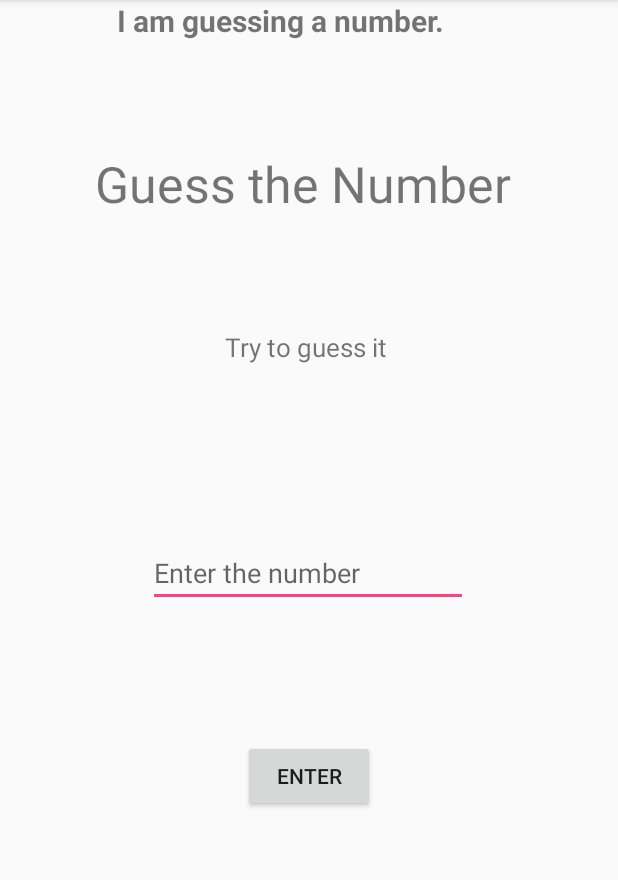
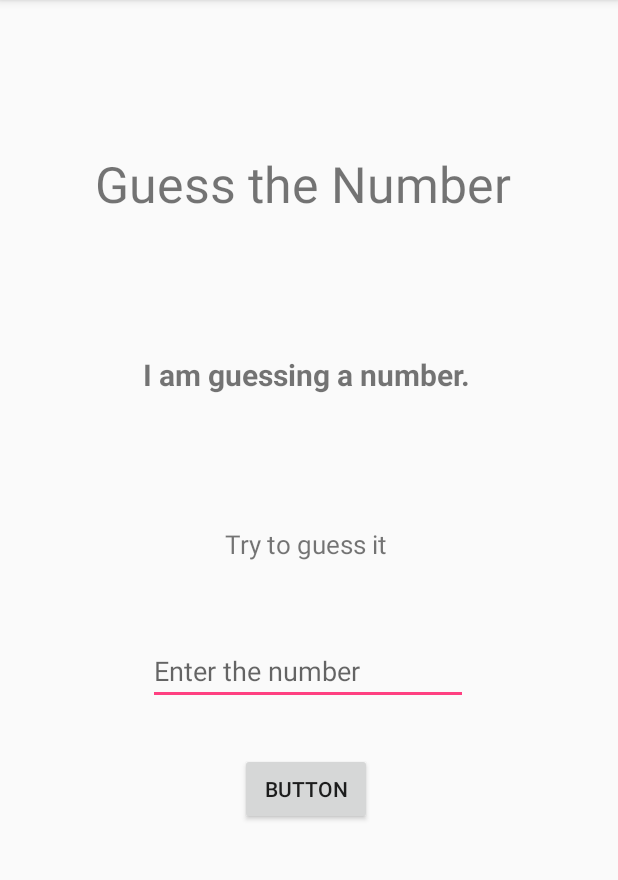
Before and after one commit to kamath7/Android-Learnings, an Android app: the screen it shows after launch (MainActivity), on a phone screen of 412 x 824 dp, the part 84-964 px from its top. Run offline under Robolectric (Android 15) with nearby library versions, the light colour scheme and no system bars.

Commit message:
App complete

```diff
--- a/GuessMeNumbers/app/src/main/res/layout/activity_main.xml
+++ b/GuessMeNumbers/app/src/main/res/layout/activity_main.xml
@@ -25,12 +25,18 @@
         android:id="@+id/textView2"
         android:layout_width="374dp"
         android:layout_height="31dp"
+        android:layout_marginBottom="27dp"
+        android:layout_marginEnd="7dp"
+        android:layout_marginStart="3dp"
+        android:layout_marginTop="64dp"
         android:text="I am guessing a number."
         android:textAlignment="center"
         android:textSize="20sp"
         android:textStyle="bold"
-        tools:layout_editor_absoluteX="3dp"
-        tools:layout_editor_absoluteY="97dp" />
+        app:layout_constraintBottom_toTopOf="@+id/textView3"
+        app:layout_constraintEnd_toEndOf="parent"
+        app:layout_constraintStart_toStartOf="parent"
+        app:layout_constraintTop_toBottomOf="@+id/textView" />
 
     <TextView
         android:id="@+id/textView3"
@@ -64,16 +70,20 @@
         app:layout_constraintTop_toBottomOf="@+id/textView3" />
 
     <Button
-        android:id="@+id/button"
+        android:id="@+id/button2"
         android:layout_width="wrap_content"
         android:layout_height="wrap_content"
-        android:layout_marginBottom="186dp"
+        android:layout_marginBottom="202dp"
         android:layout_marginEnd="160dp"
         android:layout_marginStart="160dp"
-        android:layout_marginTop="48dp"
-        android:text="Enter"
+        android:layout_marginTop="32dp"
+        android:onClick="guessNumber"
+        android:text="Button"
         app:layout_constraintBottom_toBottomOf="parent"
         app:layout_constraintEnd_toEndOf="parent"
+        app:layout_constraintHorizontal_bias="0.0"
         app:layout_constraintStart_toStartOf="parent"
-        app:layout_constraintTop_toBottomOf="@+id/guessedNumber" />
+        app:layout_constraintTop_toBottomOf="@+id/guessedNumber"
+        app:layout_constraintVertical_bias="0.0" />
+
 </android.support.constraint.ConstraintLayout>
```
Also changed, not shown: GuessMeNumbers/app/src/main/java/com/example/kamathinc/guessmenumbers/MainActivity.java (+23 -0 lines).
